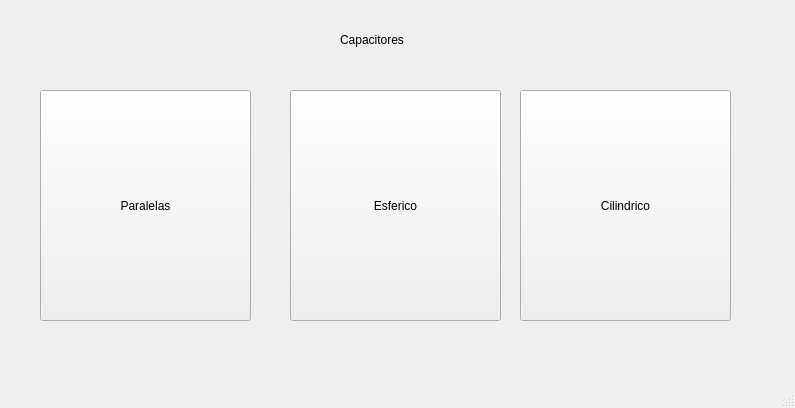
Above: mainscreen.ui from xtsebas/Capacitores before the change. Below: the same form after it.
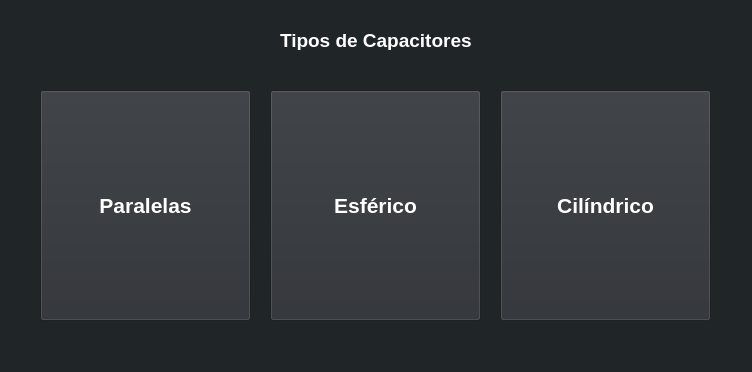
That is the form after the change.

Commit message: placas terminadas con UI completo

Patch:
```diff
--- a/mainscreen.ui
+++ b/mainscreen.ui
@@ -6,12 +6,15 @@
    <rect>
     <x>0</x>
     <y>0</y>
-    <width>795</width>
-    <height>408</height>
+    <width>752</width>
+    <height>372</height>
    </rect>
   </property>
   <property name="windowTitle">
-   <string>MainWindow</string>
+   <string>Propiedades de los capacitores</string>
+  </property>
+  <property name="styleSheet">
+   <string notr="true">background-color: rgb(32, 37, 40);</string>
   </property>
   <widget class="QWidget" name="centralwidget">
    <widget class="QPushButton" name="paralelasButton">
@@ -23,6 +26,18 @@
       <height>231</height>
      </rect>
     </property>
+    <property name="font">
+     <font>
+      <family>Tahoma</family>
+      <pointsize>16</pointsize>
+      <weight>75</weight>
+      <bold>true</bold>
+     </font>
+    </property>
+    <property name="styleSheet">
+     <string notr="true">background-color: rgb(43, 46, 51);
+color: rgb(255, 255, 255);</string>
+    </property>
     <property name="text">
      <string>Paralelas</string>
     </property>
@@ -30,40 +45,76 @@
    <widget class="QPushButton" name="esfericoButton">
     <property name="geometry">
      <rect>
-      <x>290</x>
+      <x>270</x>
       <y>90</y>
       <width>211</width>
       <height>231</height>
      </rect>
     </property>
+    <property name="font">
+     <font>
+      <family>Tahoma</family>
+      <pointsize>16</pointsize>
+      <weight>75</weight>
+      <bold>true</bold>
+     </font>
+    </property>
+    <property name="styleSheet">
+     <string notr="true">background-color: rgb(43, 46, 51);
+color: rgb(255, 255, 255);</string>
+    </property>
     <property name="text">
-     <string>Esferico</string>
+     <string>Esférico</string>
     </property>
    </widget>
    <widget class="QPushButton" name="cilindricoButton">
     <property name="geometry">
      <rect>
-      <x>520</x>
+      <x>500</x>
       <y>90</y>
       <width>211</width>
       <height>231</height>
      </rect>
     </property>
+    <property name="font">
+     <font>
+      <family>Tahoma</family>
+      <pointsize>16</pointsize>
+      <weight>75</weight>
+      <bold>true</bold>
+     </font>
+    </property>
+    <property name="styleSheet">
+     <string notr="true">background-color: rgb(43, 46, 51);
+color: rgb(255, 255, 255);</string>
+    </property>
     <property name="text">
-     <string>Cilindrico</string>
+     <string>Cilíndrico</string>
     </property>
    </widget>
    <widget class="QLabel" name="label">
     <property name="geometry">
      <rect>
-      <x>340</x>
+      <x>280</x>
       <y>30</y>
-      <width>251</width>
+      <width>201</width>
       <height>20</height>
      </rect>
     </property>
+    <property name="font">
+     <font>
+      <family>Tahoma</family>
+      <pointsize>14</pointsize>
+      <weight>75</weight>
+      <bold>true</bold>
+     </font>
+    </property>
+    <property name="styleSheet">
+     <string notr="true">background-color: transparent;
+color: rgb(255, 255, 255);</string>
+    </property>
     <property name="text">
-     <string>Capacitores</string>
+     <string>Tipos de Capacitores</string>
     </property>
    </widget>
   </widget>
```
Left out of the diff: 2 changed lines with no effect on the pictures. The commit also changes 2 other files.
